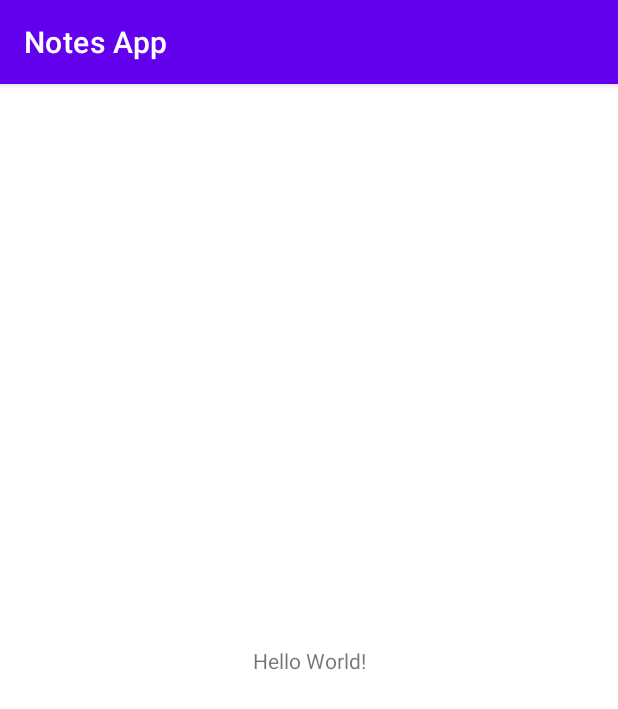
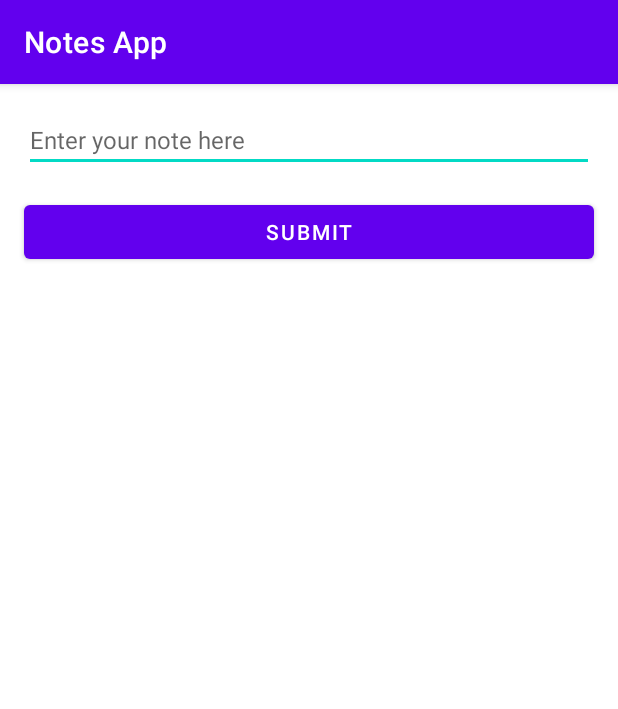
Before and after one commit to Atharva8168/Notes-App, an Android app: the screen it shows after launch (MainActivity), on a phone screen of 412 x 824 dp. Shown: the top 709 px of the screen. Run offline under Robolectric (Android 15) with nearby library versions, the phone set to English and light mode, and no system bars; our stand-ins replace Room's generated code.

Commit message:
Xmls design created

```diff
--- a/app/src/main/res/layout/activity_main.xml
+++ b/app/src/main/res/layout/activity_main.xml
@@ -6,13 +6,35 @@
     android:layout_height="match_parent"
     tools:context=".MainActivity">
 
-    <TextView
-        android:layout_width="wrap_content"
+    <EditText
+        android:id="@+id/input"
+        android:layout_width="match_parent"
         android:layout_height="wrap_content"
-        android:text="Hello World!"
-        app:layout_constraintBottom_toBottomOf="parent"
-        app:layout_constraintLeft_toLeftOf="parent"
-        app:layout_constraintRight_toRightOf="parent"
+        android:layout_margin="16dp"
+        android:hint="Enter your note here"
+        android:textSize="16sp"
+        app:layout_constraintEnd_toEndOf="parent"
+        app:layout_constraintStart_toStartOf="parent"
         app:layout_constraintTop_toTopOf="parent" />
 
+    <Button
+        android:id="@+id/add_button"
+        android:layout_width="match_parent"
+        android:layout_height="wrap_content"
+        android:layout_margin="16dp"
+        android:text="Submit"
+        app:layout_constraintEnd_toEndOf="parent"
+        app:layout_constraintStart_toStartOf="parent"
+        app:layout_constraintTop_toBottomOf="@+id/input" />
+
+    <androidx.recyclerview.widget.RecyclerView
+        android:layout_width="match_parent"
+        android:layout_height="0dp"
+        android:layout_margin="16dp"
+        app:layout_constraintBottom_toBottomOf="parent"
+        app:layout_constraintEnd_toEndOf="parent"
+        app:layout_constraintStart_toStartOf="parent"
+        app:layout_constraintTop_toBottomOf="@+id/add_button"
+        tools:listitem="@layout/item_news"/>
+
 </androidx.constraintlayout.widget.ConstraintLayout>
```
Also changed, not shown: app/src/main/res/drawable/ic_delete.xml (added, +10 -0 lines), app/src/main/res/layout/item_news.xml (added, +34 -0 lines), app/src/main/java/com/example/android/notesapp/MainActivity.kt (line endings or trailing spaces).
